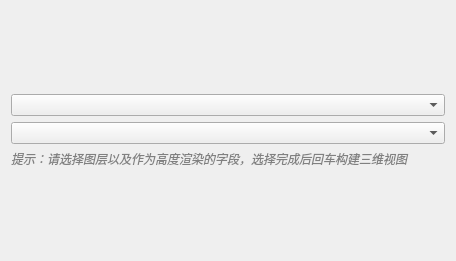
First picture: the form in threedview.ui, repository 531985836-cpu/building_edit_manager, before the edit.
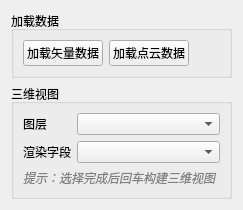
Second picture: the form after the edit.

Commit message: 加入添加数据功能

```diff
--- a/threedview.ui
+++ b/threedview.ui
@@ -6,8 +6,8 @@
    <rect>
     <x>0</x>
     <y>0</y>
-    <width>456</width>
-    <height>261</height>
+    <width>233</width>
+    <height>175</height>
    </rect>
   </property>
   <property name="windowTitle">
@@ -15,25 +15,59 @@
   </property>
   <layout class="QVBoxLayout" name="verticalLayout">
    <item>
-    <spacer name="verticalSpacer">
-     <property name="orientation">
-      <enum>Qt::Vertical</enum>
+    <widget class="QGroupBox" name="adddata">
+     <property name="title">
+      <string>加载数据</string>
      </property>
-     <property name="sizeHint" stdset="0">
-      <size>
-       <width>20</width>
-       <height>82</height>
-      </size>
-     </property>
-    </spacer>
+     <layout class="QFormLayout" name="formLayout">
+      <item row="0" column="0">
+       <layout class="QHBoxLayout" name="horizontalLayout">
+        <item>
+         <widget class="QPushButton" name="addvector">
+          <property name="text">
+           <string>加载矢量数据</string>
+          </property>
+         </widget>
    </item>
    <item>
+         <widget class="QPushButton" name="addpointwould">
+          <property name="text">
+           <string>加载点云数据</string>
+          </property>
+         </widget>
+        </item>
+       </layout>
+      </item>
+     </layout>
+    </widget>
+   </item>
+   <item>
+    <widget class="QGroupBox" name="threeview">
+     <property name="title">
+      <string>三维视图</string>
+     </property>
+     <layout class="QFormLayout" name="formLayout_2">
+      <item row="0" column="0">
+       <widget class="QLabel" name="layerlabel">
+        <property name="text">
+         <string>图层</string>
+        </property>
+       </widget>
+      </item>
+      <item row="0" column="1">
     <widget class="QComboBox" name="layercomboBox"/>
    </item>
-   <item>
+      <item row="1" column="0">
+       <widget class="QLabel" name="label">
+        <property name="text">
+         <string>渲染字段</string>
+        </property>
+       </widget>
+      </item>
+      <item row="1" column="1">
     <widget class="QComboBox" name="comboBox"/>
    </item>
-   <item>
+      <item row="2" column="0" colspan="2">
     <widget class="QLabel" name="labelTip">
      <property name="styleSheet">
       <string notr="true">color: gray; font-style: italic;</string>
@@ -42,22 +76,12 @@
       <number>1</number>
      </property>
      <property name="text">
-      <string>提示：请选择图层以及作为高度渲染的字段，选择完成后回车构建三维视图</string>
+         <string>提示：选择完成后回车构建三维视图</string>
      </property>
     </widget>
    </item>
-   <item>
-    <spacer name="verticalSpacer_2">
-     <property name="orientation">
-      <enum>Qt::Vertical</enum>
-     </property>
-     <property name="sizeHint" stdset="0">
-      <size>
-       <width>20</width>
-       <height>81</height>
-      </size>
-     </property>
-    </spacer>
+     </layout>
+    </widget>
    </item>
   </layout>
  </widget>
```
Left out of the diff: 2 changed lines with no effect on the pictures. Lines whose indentation alone changed are shown as unchanged. The commit also changes 9 other files.
